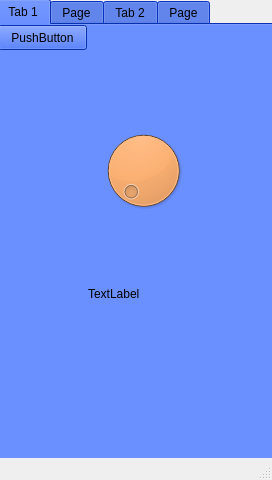
First picture: the form in brewie.ui, repository eyeway1968/brewie, before the edit.
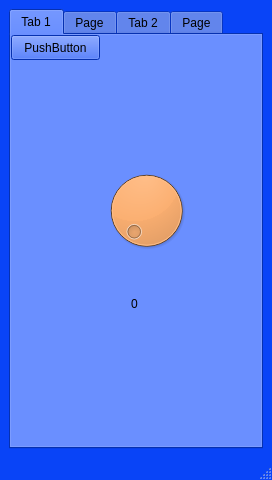
Second picture: the form after the edit. The open tabs and pages were chosen to show the change.

```diff
--- a/brewie.ui
+++ b/brewie.ui
@@ -10,19 +10,431 @@
     <height>480</height>
    </rect>
   </property>
+  <property name="palette">
+   <palette>
+    <active>
+     <colorrole role="WindowText">
+      <brush brushstyle="SolidPattern">
+       <color alpha="255">
+        <red>0</red>
+        <green>0</green>
+        <blue>0</blue>
+       </color>
+      </brush>
+     </colorrole>
+     <colorrole role="Button">
+      <brush brushstyle="SolidPattern">
+       <color alpha="255">
+        <red>9</red>
+        <green>68</green>
+        <blue>247</blue>
+       </color>
+      </brush>
+     </colorrole>
+     <colorrole role="Light">
+      <brush brushstyle="SolidPattern">
+       <color alpha="255">
+        <red>125</red>
+        <green>157</green>
+        <blue>255</blue>
+       </color>
+      </brush>
+     </colorrole>
+     <colorrole role="Midlight">
+      <brush brushstyle="SolidPattern">
+       <color alpha="255">
+        <red>67</red>
+        <green>112</green>
+        <blue>251</blue>
+       </color>
+      </brush>
+     </colorrole>
+     <colorrole role="Dark">
+      <brush brushstyle="SolidPattern">
+       <color alpha="255">
+        <red>4</red>
+        <green>34</green>
+        <blue>123</blue>
+       </color>
+      </brush>
+     </colorrole>
+     <colorrole role="Mid">
+      <brush brushstyle="SolidPattern">
+       <color alpha="255">
+        <red>6</red>
+        <green>45</green>
+        <blue>165</blue>
+       </color>
+      </brush>
+     </colorrole>
+     <colorrole role="Text">
+      <brush brushstyle="SolidPattern">
+       <color alpha="255">
+        <red>0</red>
+        <green>0</green>
+        <blue>0</blue>
+       </color>
+      </brush>
+     </colorrole>
+     <colorrole role="BrightText">
+      <brush brushstyle="SolidPattern">
+       <color alpha="255">
+        <red>255</red>
+        <green>255</green>
+        <blue>255</blue>
+       </color>
+      </brush>
+     </colorrole>
+     <colorrole role="ButtonText">
+      <brush brushstyle="SolidPattern">
+       <color alpha="255">
+        <red>0</red>
+        <green>0</green>
+        <blue>0</blue>
+       </color>
+      </brush>
+     </colorrole>
+     <colorrole role="Base">
+      <brush brushstyle="SolidPattern">
+       <color alpha="255">
+        <red>255</red>
+        <green>255</green>
+        <blue>255</blue>
+       </color>
+      </brush>
+     </colorrole>
+     <colorrole role="Window">
+      <brush brushstyle="SolidPattern">
+       <color alpha="255">
+        <red>9</red>
+        <green>68</green>
+        <blue>247</blue>
+       </color>
+      </brush>
+     </colorrole>
+     <colorrole role="Shadow">
+      <brush brushstyle="SolidPattern">
+       <color alpha="255">
+        <red>0</red>
+        <green>0</green>
+        <blue>0</blue>
+       </color>
+      </brush>
+     </colorrole>
+     <colorrole role="AlternateBase">
+      <brush brushstyle="SolidPattern">
+       <color alpha="255">
+        <red>132</red>
+        <green>161</green>
+        <blue>251</blue>
+       </color>
+      </brush>
+     </colorrole>
+     <colorrole role="ToolTipBase">
+      <brush brushstyle="SolidPattern">
+       <color alpha="255">
+        <red>255</red>
+        <green>255</green>
+        <blue>220</blue>
+       </color>
+      </brush>
+     </colorrole>
+     <colorrole role="ToolTipText">
+      <brush brushstyle="SolidPattern">
+       <color alpha="255">
+        <red>0</red>
+        <green>0</green>
+        <blue>0</blue>
+       </color>
+      </brush>
+     </colorrole>
+    </active>
+    <inactive>
+     <colorrole role="WindowText">
+      <brush brushstyle="SolidPattern">
+       <color alpha="255">
+        <red>0</red>
+        <green>0</green>
+        <blue>0</blue>
+       </color>
+      </brush>
+     </colorrole>
+     <colorrole role="Button">
+      <brush brushstyle="SolidPattern">
+       <color alpha="255">
+        <red>9</red>
+        <green>68</green>
+        <blue>247</blue>
+       </color>
+      </brush>
+     </colorrole>
+     <colorrole role="Light">
+      <brush brushstyle="SolidPattern">
+       <color alpha="255">
+        <red>125</red>
+        <green>157</green>
+        <blue>255</blue>
+       </color>
+      </brush>
+     </colorrole>
+     <colorrole role="Midlight">
+      <brush brushstyle="SolidPattern">
+       <color alpha="255">
+        <red>67</red>
+        <green>112</green>
+        <blue>251</blue>
+       </color>
+      </brush>
+     </colorrole>
+     <colorrole role="Dark">
+      <brush brushstyle="SolidPattern">
+       <color alpha="255">
+        <red>4</red>
+        <green>34</green>
+        <blue>123</blue>
+       </color>
+      </brush>
+     </colorrole>
+     <colorrole role="Mid">
+      <brush brushstyle="SolidPattern">
+       <color alpha="255">
+        <red>6</red>
+        <green>45</green>
+        <blue>165</blue>
+       </color>
+      </brush>
+     </colorrole>
+     <colorrole role="Text">
+      <brush brushstyle="SolidPattern">
+       <color alpha="255">
+        <red>0</red>
+        <green>0</green>
+        <blue>0</blue>
+       </color>
+      </brush>
+     </colorrole>
+     <colorrole role="BrightText">
+      <brush brushstyle="SolidPattern">
+       <color alpha="255">
+        <red>255</red>
+        <green>255</green>
+        <blue>255</blue>
+       </color>
+      </brush>
+     </colorrole>
+     <colorrole role="ButtonText">
+      <brush brushstyle="SolidPattern">
+       <color alpha="255">
+        <red>0</red>
+        <green>0</green>
+        <blue>0</blue>
+       </color>
+      </brush>
+     </colorrole>
+     <colorrole role="Base">
+      <brush brushstyle="SolidPattern">
+       <color alpha="255">
+        <red>255</red>
+        <green>255</green>
+        <blue>255</blue>
+       </color>
+      </brush>
+     </colorrole>
+     <colorrole role="Window">
+      <brush brushstyle="SolidPattern">
+       <color alpha="255">
+        <red>9</red>
+        <green>68</green>
+        <blue>247</blue>
+       </color>
+      </brush>
+     </colorrole>
+     <colorrole role="Shadow">
+      <brush brushstyle="SolidPattern">
+       <color alpha="255">
+        <red>0</red>
+        <green>0</green>
+        <blue>0</blue>
+       </color>
+      </brush>
+     </colorrole>
+     <colorrole role="AlternateBase">
+      <brush brushstyle="SolidPattern">
+       <color alpha="255">
+        <red>132</red>
+        <green>161</green>
+        <blue>251</blue>
+       </color>
+      </brush>
+     </colorrole>
+     <colorrole role="ToolTipBase">
+      <brush brushstyle="SolidPattern">
+       <color alpha="255">
+        <red>255</red>
+        <green>255</green>
+        <blue>220</blue>
+       </color>
+      </brush>
+     </colorrole>
+     <colorrole role="ToolTipText">
+      <brush brushstyle="SolidPattern">
+       <color alpha="255">
+        <red>0</red>
+        <green>0</green>
+        <blue>0</blue>
+       </color>
+      </brush>
+     </colorrole>
+    </inactive>
+    <disabled>
+     <colorrole role="WindowText">
+      <brush brushstyle="SolidPattern">
+       <color alpha="255">
+        <red>4</red>
+        <green>34</green>
+        <blue>123</blue>
+       </color>
+      </brush>
+     </colorrole>
+     <colorrole role="Button">
+      <brush brushstyle="SolidPattern">
+       <color alpha="255">
+        <red>9</red>
+        <green>68</green>
+        <blue>247</blue>
+       </color>
+      </brush>
+     </colorrole>
+     <colorrole role="Light">
+      <brush brushstyle="SolidPattern">
+       <color alpha="255">
+        <red>125</red>
+        <green>157</green>
+        <blue>255</blue>
+       </color>
+      </brush>
+     </colorrole>
+     <colorrole role="Midlight">
+      <brush brushstyle="SolidPattern">
+       <color alpha="255">
+        <red>67</red>
+        <green>112</green>
+        <blue>251</blue>
+       </color>
+      </brush>
+     </colorrole>
+     <colorrole role="Dark">
+      <brush brushstyle="SolidPattern">
+       <color alpha="255">
+        <red>4</red>
+        <green>34</green>
+        <blue>123</blue>
+       </color>
+      </brush>
+     </colorrole>
+     <colorrole role="Mid">
+      <brush brushstyle="SolidPattern">
+       <color alpha="255">
+        <red>6</red>
+        <green>45</green>
+        <blue>165</blue>
+       </color>
+      </brush>
+     </colorrole>
+     <colorrole role="Text">
+      <brush brushstyle="SolidPattern">
+       <color alpha="255">
+        <red>4</red>
+        <green>34</green>
+        <blue>123</blue>
+       </color>
+      </brush>
+     </colorrole>
+     <colorrole role="BrightText">
+      <brush brushstyle="SolidPattern">
+       <color alpha="255">
+        <red>255</red>
+        <green>255</green>
+        <blue>255</blue>
+       </color>
+      </brush>
+     </colorrole>
+     <colorrole role="ButtonText">
+      <brush brushstyle="SolidPattern">
+       <color alpha="255">
+        <red>4</red>
+        <green>34</green>
+        <blue>123</blue>
+       </color>
+      </brush>
+     </colorrole>
+     <colorrole role="Base">
+      <brush brushstyle="SolidPattern">
+       <color alpha="255">
+        <red>9</red>
+        <green>68</green>
+        <blue>247</blue>
+       </color>
+      </brush>
+     </colorrole>
+     <colorrole role="Window">
+      <brush brushstyle="SolidPattern">
+       <color alpha="255">
+        <red>9</red>
+        <green>68</green>
+        <blue>247</blue>
+       </color>
+      </brush>
+     </colorrole>
+     <colorrole role="Shadow">
+      <brush brushstyle="SolidPattern">
+       <color alpha="255">
+        <red>0</red>
+        <green>0</green>
+        <blue>0</blue>
+       </color>
+      </brush>
+     </colorrole>
+     <colorrole role="AlternateBase">
+      <brush brushstyle="SolidPattern">
+       <color alpha="255">
+        <red>9</red>
+        <green>68</green>
+        <blue>247</blue>
+       </color>
+      </brush>
+     </colorrole>
+     <colorrole role="ToolTipBase">
+      <brush brushstyle="SolidPattern">
+       <color alpha="255">
+        <red>255</red>
+        <green>255</green>
+        <blue>220</blue>
+       </color>
+      </brush>
+     </colorrole>
+     <colorrole role="ToolTipText">
+      <brush brushstyle="SolidPattern">
+       <color alpha="255">
+        <red>0</red>
+        <green>0</green>
+        <blue>0</blue>
+       </color>
+      </brush>
+     </colorrole>
+    </disabled>
+   </palette>
+  </property>
   <property name="windowTitle">
    <string>MainWindow</string>
   </property>
+  <property name="tabShape">
+   <enum>QTabWidget::Rounded</enum>
+  </property>
   <widget class="QWidget" name="centralwidget">
+   <layout class="QHBoxLayout" name="horizontalLayout">
+    <item>
    <widget class="QTabWidget" name="tabWidget">
-    <property name="geometry">
-     <rect>
-      <x>-4</x>
-      <y>-1</y>
-      <width>281</width>
-      <height>471</height>
-     </rect>
-    </property>
     <property name="palette">
      <palette>
       <active>
@@ -882,8 +1294,8 @@
      <widget class="QDial" name="dial">
       <property name="geometry">
        <rect>
-        <x>90</x>
-        <y>100</y>
+          <x>80</x>
+          <y>130</y>
         <width>111</width>
         <height>91</height>
        </rect>
@@ -1668,7 +2080,10 @@
        </rect>
       </property>
       <property name="text">
-       <string>TextLabel</string>
+         <string>0</string>
+        </property>
+        <property name="alignment">
+         <set>Qt::AlignCenter</set>
       </property>
      </widget>
     </widget>
@@ -1694,6 +2109,8 @@
      </attribute>
     </widget>
    </widget>
+    </item>
+   </layout>
   </widget>
   <widget class="QMenuBar" name="menubar">
    <property name="geometry">
```
Left out of the diff: 4 changed lines with no effect on the pictures. Lines whose indentation alone changed are shown as unchanged.
